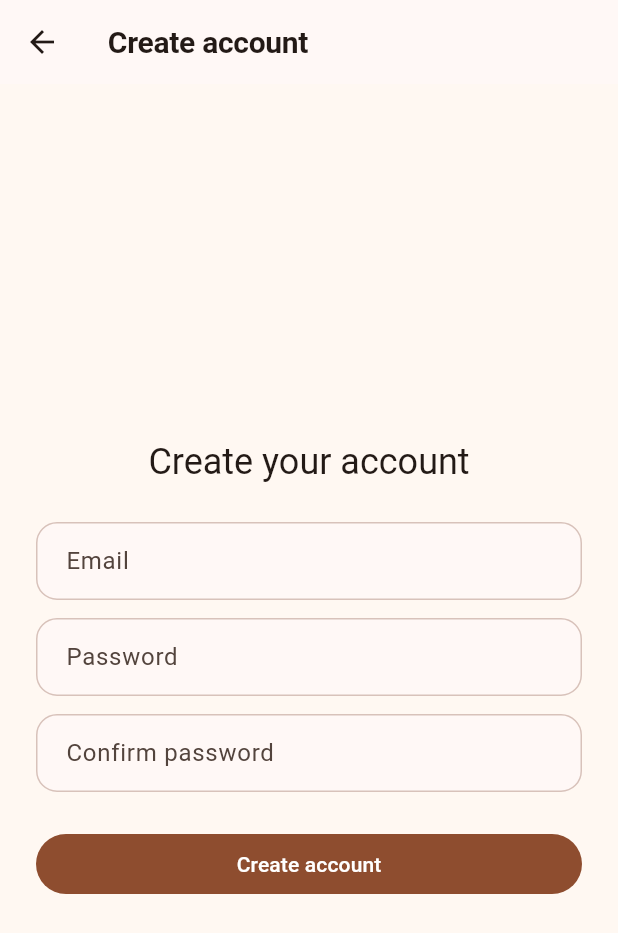
After one commit to RettWilson22/recipe_explorer, a Flutter app: the screen it shows after launch, after a tap on "Sign in", after a tap on "Don't have an account? Sign up", on a phone screen of 412 x 824 dp. The commit adds this screen. Shown: the top 933 px of the screen. Run offline on Flutter 3.47's test engine with Material 3 defaults, Android fonts, the phone set to English and light mode, and no system bars; our stand-ins replace cached_network_image, firebase_auth, firebase_core; accounts and stored records are empty; statements that could not run were skipped.

Commit message:
Add Firebase email/password authentication (M5)
Wraps the existing recipe browser behind a Firebase auth gate:
sign-up, sign-in, session-aware routing via authStateChanges, and
a logout button (with confirm dialog) in the home app bar. Form
validation + FirebaseAuthException -> friendly-message mapping.

```diff
--- a/lib/main.dart
+++ b/lib/main.dart
@@ -1,11 +1,17 @@
+import 'package:firebase_core/firebase_core.dart';
 import 'package:flutter/material.dart';
 
-import 'screens/home_screen.dart';
+import 'firebase_options.dart';
 import 'theme/app_theme.dart';
+import 'widgets/auth_gate.dart';
 
-/// Entry point. Wires up the Material 3 theme and routes the user to the
-/// home screen, which handles all of the API/data flow from there.
-void main() {
+/// Entry point. Initializes Firebase, then hands off to [AuthGate], which
+/// swaps between the login and home screens based on the current auth state.
+Future<void> main() async {
+  WidgetsFlutterBinding.ensureInitialized();
+  await Firebase.initializeApp(
+    options: DefaultFirebaseOptions.currentPlatform,
+  );
   runApp(const RecipeExplorerApp());
 }
 
@@ -18,7 +24,7 @@ class RecipeExplorerApp extends StatelessWidget {
       title: 'Recipe Explorer',
       debugShowCheckedModeBanner: false,
       theme: AppTheme.light(),
-      home: const HomeScreen(),
+      home: const AuthGate(),
     );
   }
 }
--- /dev/null
+++ b/lib/screens/login_screen.dart
@@ -0,0 +1,142 @@
+import 'package:firebase_auth/firebase_auth.dart';
+import 'package:flutter/material.dart';
+
+import '../services/auth_service.dart';
+import '../widgets/auth_text_field.dart';
+import 'sign_up_screen.dart';
+
+/// Email + password sign-in form. On success the [AuthGate] picks up the
+/// auth-state change and swaps in the home screen — no manual navigation
+/// needed from here.
+class LoginScreen extends StatefulWidget {
+  const LoginScreen({super.key});
+
+  @override
+  State<LoginScreen> createState() => _LoginScreenState();
+}
+
+class _LoginScreenState extends State<LoginScreen> {
+  final _formKey = GlobalKey<FormState>();
+  final _emailController = TextEditingController();
+  final _passwordController = TextEditingController();
+  final _auth = AuthService();
+
+  bool _loading = false;
+  String? _errorMessage;
+
+  @override
+  void dispose() {
+    _emailController.dispose();
+    _passwordController.dispose();
+    super.dispose();
+  }
+
+  Future<void> _submit() async {
+    if (!_formKey.currentState!.validate()) return;
+    setState(() {
+      _loading = true;
+      _errorMessage = null;
+    });
+    try {
+      await _auth.signIn(
+        email: _emailController.text.trim(),
+        password: _passwordController.text,
+      );
+    } on FirebaseAuthException catch (e) {
+      if (!mounted) return;
+      setState(() => _errorMessage = mapAuthError(e));
+    } catch (_) {
+      if (!mounted) return;
+      setState(() => _errorMessage = 'Something went wrong. Try again.');
+    } finally {
+      if (mounted) setState(() => _loading = false);
+    }
+  }
+
+  void _goToSignUp() {
+    Navigator.of(context).push(
+      MaterialPageRoute(builder: (_) => const SignUpScreen()),
+    );
+  }
+
+  @override
+  Widget build(BuildContext context) {
+    return Scaffold(
+      appBar: AppBar(title: const Text('Sign in')),
+      body: Center(
+        child: ConstrainedBox(
+          constraints: const BoxConstraints(maxWidth: 420),
+          child: SingleChildScrollView(
+            padding: const EdgeInsets.all(24),
+            child: Form(
+              key: _formKey,
+              child: Column(
+                crossAxisAlignment: CrossAxisAlignment.stretch,
+                children: [
+                  const SizedBox(height: 12),
+                  Icon(
+                    Icons.restaurant_menu_rounded,
+                    size: 64,
+                    color: Theme.of(context).colorScheme.primary,
+                  ),
+                  const SizedBox(height: 12),
+                  Text(
+                    'Welcome back to Recipe Explorer',
+                    style: Theme.of(context).textTheme.headlineSmall,
+                    textAlign: TextAlign.center,
+                  ),
+                  const SizedBox(height: 24),
+                  AuthTextField(
+                    controller: _emailController,
+                    label: 'Email',
+                    keyboardType: TextInputType.emailAddress,
+                    autofillHints: const [AutofillHints.email],
+                    validator: (v) {
+                      final value = v?.trim() ?? '';
+                      if (value.isEmpty) return 'Email is required.';
+                      if (!value.contains('@')) return 'Enter a valid email.';
+                      return null;
+                    },
+                  ),
+                  const SizedBox(height: 12),
+                  AuthTextField(
+                    controller: _passwordController,
+                    label: 'Password',
+                    obscureText: true,
+                    autofillHints: const [AutofillHints.password],
+                    validator: (v) =>
+                        (v == null || v.isEmpty) ? 'Password is required.' : null,
+                  ),
+                  if (_errorMessage != null) ...[
+                    const SizedBox(height: 16),
+                    Text(
+                      _errorMessage!,
+                      style: TextStyle(color: Theme.of(context).colorScheme.error),
+                      textAlign: TextAlign.center,
+                    ),
+                  ],
+                  const SizedBox(height: 24),
+                  FilledButton(
+                    onPressed: _loading ? null : _submit,
+                    child: _loading
+                        ? const SizedBox(
+                            height: 20,
+                            width: 20,
+                            child: CircularProgressIndicator(strokeWidth: 2),
+                          )
+                        : const Text('Sign in'),
+                  ),
+                  const SizedBox(height: 8),
+                  TextButton(
+                    onPressed: _loading ? null : _goToSignUp,
+                    child: const Text("Don't have an account? Sign up"),
+                  ),
+                ],
+              ),
+            ),
+          ),
+        ),
+      ),
+    );
+  }
+}
--- /dev/null
+++ b/lib/screens/sign_up_screen.dart
@@ -0,0 +1,143 @@
+import 'package:firebase_auth/firebase_auth.dart';
+import 'package:flutter/material.dart';
+
+import '../services/auth_service.dart';
+import '../widgets/auth_text_field.dart';
+
+/// Email + password account creation. The [AuthGate] handles the post-signup
+/// routing, so this screen just dismisses itself on success.
+class SignUpScreen extends StatefulWidget {
+  const SignUpScreen({super.key});
+
+  @override
+  State<SignUpScreen> createState() => _SignUpScreenState();
+}
+
+class _SignUpScreenState extends State<SignUpScreen> {
+  final _formKey = GlobalKey<FormState>();
+  final _emailController = TextEditingController();
+  final _passwordController = TextEditingController();
+  final _confirmController = TextEditingController();
+  final _auth = AuthService();
+
+  bool _loading = false;
+  String? _errorMessage;
+
+  @override
+  void dispose() {
+    _emailController.dispose();
+    _passwordController.dispose();
+    _confirmController.dispose();
+    super.dispose();
+  }
+
+  Future<void> _submit() async {
+    if (!_formKey.currentState!.validate()) return;
+    setState(() {
+      _loading = true;
+      _errorMessage = null;
+    });
+    try {
+      await _auth.signUp(
+        email: _emailController.text.trim(),
+        password: _passwordController.text,
+      );
+      if (mounted) Navigator.of(context).pop();
+    } on FirebaseAuthException catch (e) {
+      if (!mounted) return;
+      setState(() => _errorMessage = mapAuthError(e));
+    } catch (_) {
+      if (!mounted) return;
+      setState(() => _errorMessage = 'Something went wrong. Try again.');
+    } finally {
+      if (mounted) setState(() => _loading = false);
+    }
+  }
+
+  @override
+  Widget build(BuildContext context) {
+    return Scaffold(
+      appBar: AppBar(title: const Text('Create account')),
+      body: Center(
+        child: ConstrainedBox(
+          constraints: const BoxConstraints(maxWidth: 420),
+          child: SingleChildScrollView(
+            padding: const EdgeInsets.all(24),
+            child: Form(
+              key: _formKey,
+              child: Column(
+                crossAxisAlignment: CrossAxisAlignment.stretch,
+                children: [
+                  const SizedBox(height: 12),
+                  Text(
+                    'Create your account',
+                    style: Theme.of(context).textTheme.headlineSmall,
+                    textAlign: TextAlign.center,
+                  ),
+                  const SizedBox(height: 24),
+                  AuthTextField(
+                    controller: _emailController,
+                    label: 'Email',
+                    keyboardType: TextInputType.emailAddress,
+                    autofillHints: const [AutofillHints.email],
+                    validator: (v) {
+                      final value = v?.trim() ?? '';
+                      if (value.isEmpty) return 'Email is required.';
+                      if (!value.contains('@')) return 'Enter a valid email.';
+                      return null;
+                    },
+                  ),
+                  const SizedBox(height: 12),
+                  AuthTextField(
+                    controller: _passwordController,
+                    label: 'Password',
+                    obscureText: true,
+                    autofillHints: const [AutofillHints.newPassword],
+                    validator: (v) {
+                      if (v == null || v.isEmpty) return 'Password is required.';
+                      if (v.length < 6) {
+                        return 'Use at least 6 characters.';
+                      }
+                      return null;
+                    },
+                  ),
+                  const SizedBox(height: 12),
+                  AuthTextField(
+                    controller: _confirmController,
+                    label: 'Confirm password',
+                    obscureText: true,
+                    validator: (v) {
+                      if (v != _passwordController.text) {
+                        return 'Passwords do not match.';
+                      }
+                      return null;
+                    },
+                  ),
+                  if (_errorMessage != null) ...[
+                    const SizedBox(height: 16),
+                    Text(
+                      _errorMessage!,
+                      style: TextStyle(color: Theme.of(context).colorScheme.error),
+                      textAlign: TextAlign.center,
+                    ),
+                  ],
+                  const SizedBox(height: 24),
+                  FilledButton(
+                    onPressed: _loading ? null : _submit,
+                    child: _loading
+                        ? const SizedBox(
+                            height: 20,
+                            width: 20,
+                            child: CircularProgressIndicator(strokeWidth: 2),
+                          )
+                        : const Text('Create account'),
+                  ),
+                ],
+              ),
+            ),
+          ),
+        ),
+      ),
+    );
+  }
+}
--- /dev/null
+++ b/lib/services/auth_service.dart
@@ -0,0 +1,56 @@
+import 'package:firebase_auth/firebase_auth.dart';
+
+/// Thin wrapper around [FirebaseAuth] so screens don't depend on the SDK
+/// directly. Also exposes [mapAuthError] for turning Firebase error codes
+/// into messages a user can read.
+class AuthService {
+  AuthService({FirebaseAuth? auth}) : _auth = auth ?? FirebaseAuth.instance;
+
+  final FirebaseAuth _auth;
+
+  Stream<User?> authStateChanges() => _auth.authStateChanges();
+
+  User? get currentUser => _auth.currentUser;
+
+  Future<UserCredential> signIn({
+    required String email,
+    required String password,
+  }) {
+    return _auth.signInWithEmailAndPassword(email: email, password: password);
+  }
+
+  Future<UserCredential> signUp({
+    required String email,
+    required String password,
+  }) {
+    return _auth.createUserWithEmailAndPassword(
+      email: email,
+      password: password,
+    );
+  }
+
+  Future<void> signOut() => _auth.signOut();
+}
+
+String mapAuthError(FirebaseAuthException e) {
+  switch (e.code) {
+    case 'invalid-email':
+      return 'That email address looks invalid.';
+    case 'user-disabled':
+      return 'This account has been disabled.';
+    case 'user-not-found':
+    case 'wrong-password':
+    case 'invalid-credential':
+      return 'Incorrect email or password.';
+    case 'email-already-in-use':
+      return 'An account already exists for that email.';
+    case 'weak-password':
+      return 'Password is too weak (use at least 6 characters).';
+    case 'network-request-failed':
+      return 'Network error. Check your connection and try again.';
+    case 'too-many-requests':
+      return 'Too many attempts. Please wait a moment and try again.';
+    default:
+      return e.message ?? 'Authentication failed. Please try again.';
+  }
+}
--- /dev/null
+++ b/lib/widgets/auth_gate.dart
@@ -0,0 +1,28 @@
+import 'package:firebase_auth/firebase_auth.dart';
+import 'package:flutter/material.dart';
+
+import '../screens/home_screen.dart';
+import '../screens/login_screen.dart';
+import '../services/auth_service.dart';
+
+/// Routes by Firebase auth state. Listens to [FirebaseAuth.authStateChanges]
+/// so sign-in and sign-out cause an immediate rebuild into the right screen,
+/// preventing access to the home screen when no user is signed in.
+class AuthGate extends StatelessWidget {
+  const AuthGate({super.key});
+
+  @override
+  Widget build(BuildContext context) {
+    return StreamBuilder<User?>(
+      stream: AuthService().authStateChanges(),
+      builder: (context, snapshot) {
+        if (snapshot.connectionState == ConnectionState.waiting) {
+          return const Scaffold(
+            body: Center(child: CircularProgressIndicator()),
+          );
+        }
+        return snapshot.data == null ? const LoginScreen() : const HomeScreen();
+      },
+    );
+  }
+}
--- /dev/null
+++ b/lib/widgets/auth_text_field.dart
@@ -0,0 +1,37 @@
+import 'package:flutter/material.dart';
+
+/// Shared text field used by the login and sign-up forms. Keeps the two
+/// screens visually consistent without dragging in a heavier form library.
+class AuthTextField extends StatelessWidget {
+  const AuthTextField({
+    super.key,
+    required this.controller,
+    required this.label,
+    this.obscureText = false,
+    this.keyboardType,
+    this.autofillHints,
+    this.validator,
+  });
+
+  final TextEditingController controller;
+  final String label;
+  final bool obscureText;
+  final TextInputType? keyboardType;
+  final Iterable<String>? autofillHints;
+  final String? Function(String?)? validator;
+
+  @override
+  Widget build(BuildContext context) {
+    return TextFormField(
+      controller: controller,
+      obscureText: obscureText,
+      keyboardType: keyboardType,
+      autofillHints: autofillHints,
+      validator: validator,
+      decoration: InputDecoration(
+        labelText: label,
+        border: const OutlineInputBorder(),
+      ),
+    );
+  }
+}
--- a/pubspec.yaml
+++ b/pubspec.yaml
@@ -43,6 +43,8 @@ dependencies:
   # The following adds the Cupertino Icons font to your application.
   # Use with the CupertinoIcons class for iOS style icons.
   cupertino_icons: ^1.0.6
+  firebase_core: ^3.4.0
+  firebase_auth: ^5.2.0
 
 dev_dependencies:
   flutter_test:
```
Also changed, not shown: lib/screens/home_screen.dart (+30 -0 lines), firebase.json (added), lib/firebase_options.dart (added), pubspec.lock, 4 other files.
